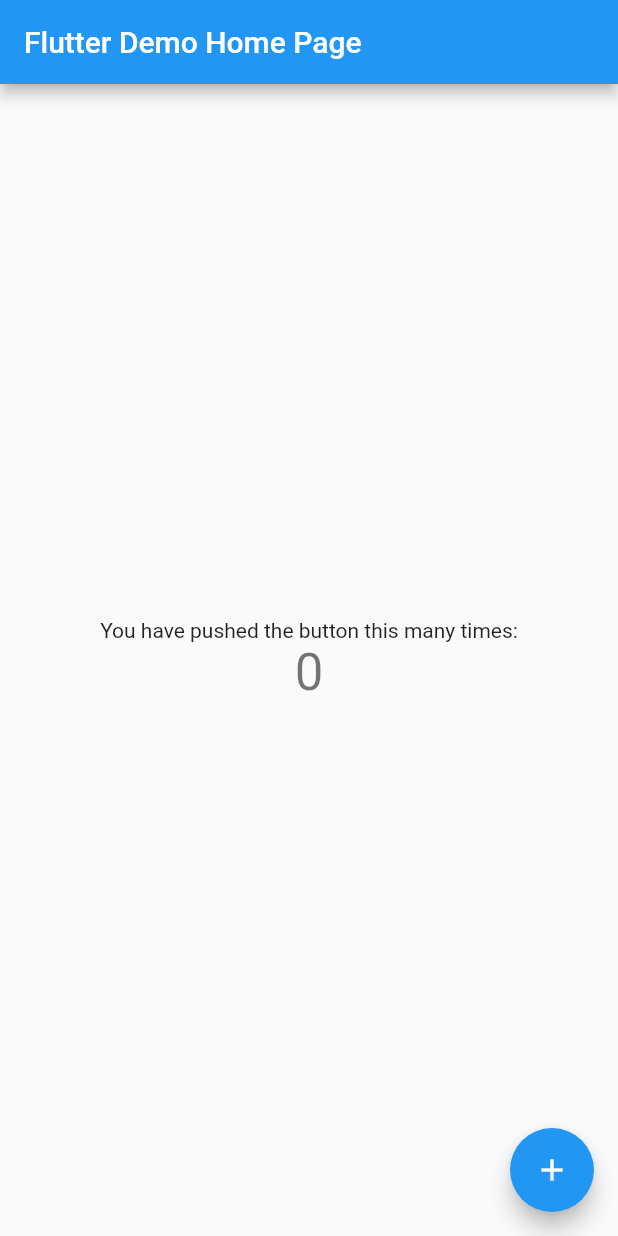
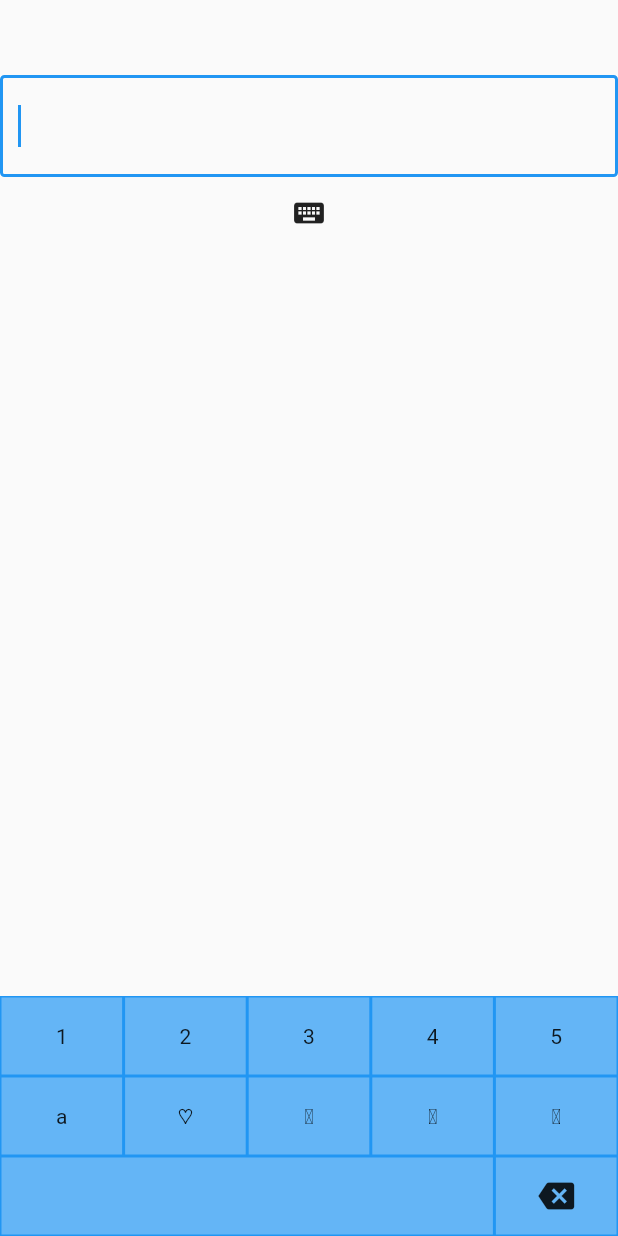
Before and after one commit to bookla-foundation/hieroglyphs, a Flutter app: the screen it shows after launch, on a phone screen of 412 x 824 dp. Run offline on Flutter 3.47's test engine with Material 2 defaults, Android fonts, the phone set to English and light mode, and no system bars; Roboto replaces fonts that are missing (SegoeUiHistoric); project files that could hold a hidden picture were left out.

Commit message:
h-prototype

```diff
--- a/lib/main.dart
+++ b/lib/main.dart
@@ -1,113 +1,308 @@
 import 'package:flutter/material.dart';
 
-void main() {
-  runApp(MyApp());
-}
+void main() => runApp(MyApp());
 
 class MyApp extends StatelessWidget {
-  // This widget is the root of your application.
   @override
   Widget build(BuildContext context) {
     return MaterialApp(
-      title: 'Flutter Demo',
-      theme: ThemeData(
-        // This is the theme of your application.
-        //
-        // Try running your application with "flutter run". You'll see the
-        // application has a blue toolbar. Then, without quitting the app, try
-        // changing the primarySwatch below to Colors.green and then invoke
-        // "hot reload" (press "r" in the console where you ran "flutter run",
-        // or simply save your changes to "hot reload" in a Flutter IDE).
-        // Notice that the counter didn't reset back to zero; the application
-        // is not restarted.
-        primarySwatch: Colors.blue,
-      ),
-      home: MyHomePage(title: 'Flutter Demo Home Page'),
+      home: KeyboardDemo(),
     );
   }
 }
 
-class MyHomePage extends StatefulWidget {
-  MyHomePage({Key key, this.title}) : super(key: key);
+class KeyboardDemo extends StatefulWidget {
+  @override
+  _KeyboardDemoState createState() => _KeyboardDemoState();
+}
 
-  // This widget is the home page of your application. It is stateful, meaning
-  // that it has a State object (defined below) that contains fields that affect
-  // how it looks.
-
-  // This class is the configuration for the state. It holds the values (in this
-  // case the title) provided by the parent (in this case the App widget) and
-  // used by the build method of the State. Fields in a Widget subclass are
-  // always marked "final".
-
-  final String title;
+class _KeyboardDemoState extends State<KeyboardDemo> {
+  TextEditingController _controller = TextEditingController();
+  bool _readOnly = true;
 
   @override
-  _MyHomePageState createState() => _MyHomePageState();
-}
+  Widget build(BuildContext context) {
+    return Scaffold(
+      resizeToAvoidBottomInset: false,
+      body: Column(
+        children: [
+          SizedBox(height: 50),
+          TextField(
+            controller: _controller,
+            decoration: InputDecoration(
+              border: OutlineInputBorder(
+                borderRadius: BorderRadius.circular(3),
+              ),
+            ),
+            style: TextStyle(
+                fontSize: 24,
+                fontFamily: 'SegoeUiHistoric'
+            ),
+            autofocus: true,
+            showCursor: true,
+            readOnly: _readOnly,
+          ),
+          IconButton(
+            icon: Icon(Icons.keyboard),
+            onPressed: () {
+              setState(() {
+                _readOnly = !_readOnly;
+              });
+            },
+          ),
+          Spacer(),
+          CustomKeyboard(
+            onTextInput: (myText) {
+              _insertText(myText);
+            },
+            onBackspace: () {
+              _backspace();
+            },
+          ),
+        ],
+      ),
+    );
+  }
 
-class _MyHomePageState extends State<MyHomePage> {
-  int _counter = 0;
+  void _insertText(String myText) {
+    final text = _controller.text;
+    final textSelection = _controller.selection;
+    final newText = text.replaceRange(
+      textSelection.start,
+      textSelection.end,
+      myText,
+    );
+    final myTextLength = myText.length;
+    _controller.text = newText;
+    _controller.selection = textSelection.copyWith(
+      baseOffset: textSelection.start + myTextLength,
+      extentOffset: textSelection.start + myTextLength,
+    );
+  }
 
-  void _incrementCounter() {
-    setState(() {
-      // This call to setState tells the Flutter framework that something has
-      // changed in this State, which causes it to rerun the build method below
-      // so that the display can reflect the updated values. If we changed
-      // _counter without calling setState(), then the build method would not be
-      // called again, and so nothing would appear to happen.
-      _counter++;
-    });
+  void _backspace() {
+    final text = _controller.text;
+    final textSelection = _controller.selection;
+    final selectionLength = textSelection.end - textSelection.start;
+
+    // There is a selection.
+    if (selectionLength > 0) {
+      final newText = text.replaceRange(
+        textSelection.start,
+        textSelection.end,
+        '',
+      );
+      _controller.text = newText;
+      _controller.selection = textSelection.copyWith(
+        baseOffset: textSelection.start,
+        extentOffset: textSelection.start,
+      );
+      return;
+    }
+
+    // The cursor is at the beginning.
+    if (textSelection.start == 0) {
+      return;
+    }
+
+    // Delete the previous character
+    final newStart = textSelection.start - 1;
+    final newEnd = textSelection.start;
+    final newText = text.replaceRange(
+      newStart,
+      newEnd,
+      '',
+    );
+    _controller.text = newText;
+    _controller.selection = textSelection.copyWith(
+      baseOffset: newStart,
+      extentOffset: newStart,
+    );
   }
 
   @override
+  void dispose() {
+    _controller.dispose();
+    super.dispose();
+  }
+}
+
+class CustomKeyboard extends StatelessWidget {
+  CustomKeyboard({
+    Key key,
+    this.onTextInput,
+    this.onBackspace,
+  }) : super(key: key);
+
+  final ValueSetter<String> onTextInput;
+  final VoidCallback onBackspace;
+
+  void _textInputHandler(String text) => onTextInput?.call(text);
+
+  void _backspaceHandler() => onBackspace?.call();
+
+  @override
   Widget build(BuildContext context) {
-    // This method is rerun every time setState is called, for instance as done
-    // by the _incrementCounter method above.
-    //
-    // The Flutter framework has been optimized to make rerunning build methods
-    // fast, so that you can just rebuild anything that needs updating rather
-    // than having to individually change instances of widgets.
-    return Scaffold(
-      appBar: AppBar(
-        // Here we take the value from the MyHomePage object that was created by
-        // the App.build method, and use it to set our appbar title.
-        title: Text(widget.title),
+    return Container(
+      height: 160,
+      color: Colors.blue,
+      child: Column(
+        children: [
+          buildRowOne(),
+          buildRowTwo(),
+          buildRowThree(),
+        ],
       ),
-      body: Center(
-        // Center is a layout widget. It takes a single child and positions it
-        // in the middle of the parent.
-        child: Column(
-          // Column is also a layout widget. It takes a list of children and
-          // arranges them vertically. By default, it sizes itself to fit its
-          // children horizontally, and tries to be as tall as its parent.
-          //
-          // Invoke "debug painting" (press "p" in the console, choose the
-          // "Toggle Debug Paint" action from the Flutter Inspector in Android
-          // Studio, or the "Toggle Debug Paint" command in Visual Studio Code)
-          // to see the wireframe for each widget.
-          //
-          // Column has various properties to control how it sizes itself and
-          // how it positions its children. Here we use mainAxisAlignment to
-          // center the children vertically; the main axis here is the vertical
-          // axis because Columns are vertical (the cross axis would be
-          // horizontal).
-          mainAxisAlignment: MainAxisAlignment.center,
-          children: <Widget>[
-            Text(
-              'You have pushed the button this many times:',
-            ),
-            Text(
-              '$_counter',
-              style: Theme.of(context).textTheme.headline4,
-            ),
-          ],
-        ),
+    );
+  }
+
+  Expanded buildRowOne() {
+    return Expanded(
+      child: Row(
+        children: [
+          TextKey(
+            text: '1',
+            onTextInput: _textInputHandler,
+          ),
+          TextKey(
+            text: '2',
+            onTextInput: _textInputHandler,
+          ),
+          TextKey(
+            text: '3',
+            onTextInput: _textInputHandler,
+          ),
+          TextKey(
+            text: '4',
+            onTextInput: _textInputHandler,
+          ),
+          TextKey(
+            text: '5',
+            onTextInput: _textInputHandler,
+          ),
+        ],
       ),
-      floatingActionButton: FloatingActionButton(
-        onPressed: _incrementCounter,
-        tooltip: 'Increment',
-        child: Icon(Icons.add),
-      ), // This trailing comma makes auto-formatting nicer for build methods.
+    );
+  }
+
+  Expanded buildRowTwo() {
+    return Expanded(
+      child: Row(
+        children: [
+          TextKey(
+            text: 'a',
+            onTextInput: _textInputHandler,
+          ),
+          TextKey(
+            text: '♡',
+            onTextInput: _textInputHandler,
+          ),
+          TextKey(
+            text: '𓆣',
+            onTextInput: _textInputHandler,
+          ),
+          TextKey(
+            text: '𓉷',
+            onTextInput: _textInputHandler,
+          ),
+          TextKey(
+            text: '𓊎',
+            onTextInput: _textInputHandler,
+          ),
+        ],
+      ),
+    );
+  }
+
+  Expanded buildRowThree() {
+    return Expanded(
+      child: Row(
+        children: [
+          TextKey(
+            text: ' ',
+            flex: 4,
+            onTextInput: _textInputHandler,
+          ),
+          BackspaceKey(
+            onBackspace: _backspaceHandler,
+          ),
+        ],
+      ),
     );
   }
 }
+
+class TextKey extends StatelessWidget {
+  const TextKey({
+    Key key,
+    @required this.text,
+    this.onTextInput,
+    this.flex = 1,
+  }) : super(key: key);
+
+  final String text;
+  final ValueSetter<String> onTextInput;
+  final int flex;
+
+  @override
+  Widget build(BuildContext context) {
+    return Expanded(
+      flex: flex,
+      child: Padding(
+        padding: const EdgeInsets.all(1.0),
+        child: Material(
+          color: Colors.blue.shade300,
+          child: InkWell(
+            onTap: () {
+              onTextInput?.call(text);
+            },
+            child: Container(
+              child: Center(
+                child: Text(
+                  text,
+                  style: TextStyle(
+                    fontFamily: 'SegoeUiHistoric',
+                  ),
+                ),
+              ),
+            ),
+          ),
+        ),
+      ),
+    );
+  }
+}
+
+class BackspaceKey extends StatelessWidget {
+  const BackspaceKey({
+    Key key,
+    this.onBackspace,
+    this.flex = 1,
+  }) : super(key: key);
+
+  final VoidCallback onBackspace;
+  final int flex;
+
+  @override
+  Widget build(BuildContext context) {
+    return Expanded(
+      flex: flex,
+      child: Padding(
+        padding: const EdgeInsets.all(1.0),
+        child: Material(
+          color: Colors.blue.shade300,
+          child: InkWell(
+            onTap: () {
+              onBackspace?.call();
+            },
+            child: Container(
+              child: Center(
+                child: Icon(Icons.backspace),
+              ),
+            ),
+          ),
+        ),
+      ),
+    );
+  }
+}
--- a/pubspec.yaml
+++ b/pubspec.yaml
@@ -23,6 +23,7 @@
 dependencies:
   flutter:
     sdk: flutter
+  characters: ^1.0.0
 
 
   # The following adds the Cupertino Icons font to your application.
```
Also changed, not shown: pubspec.lock.
